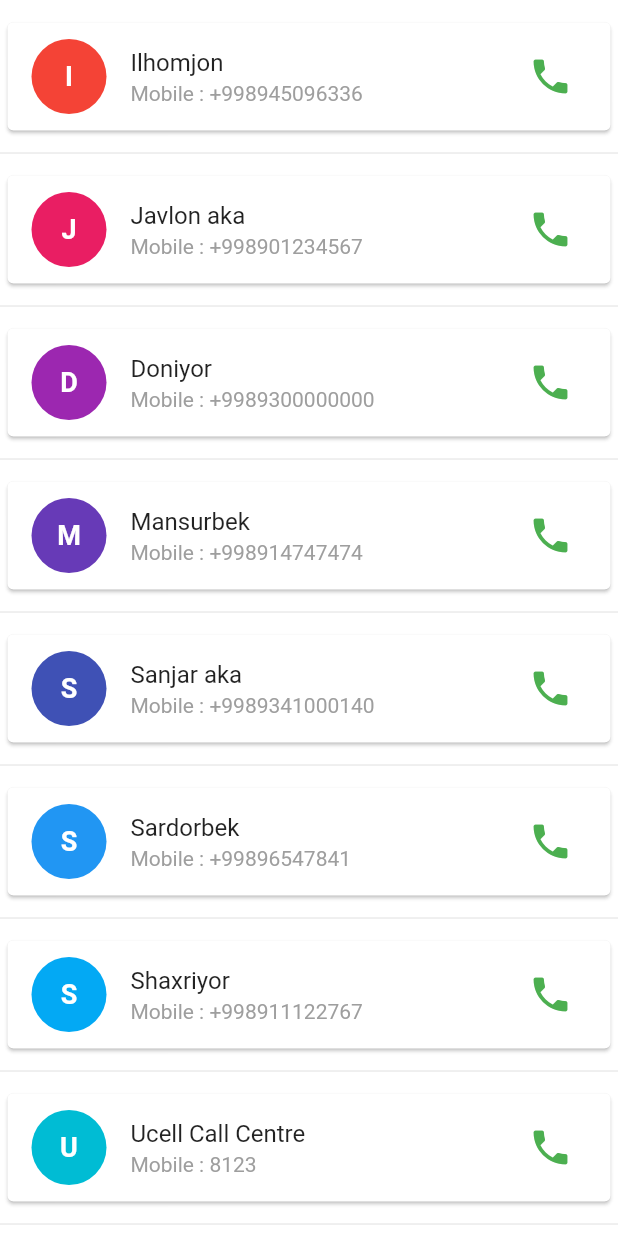
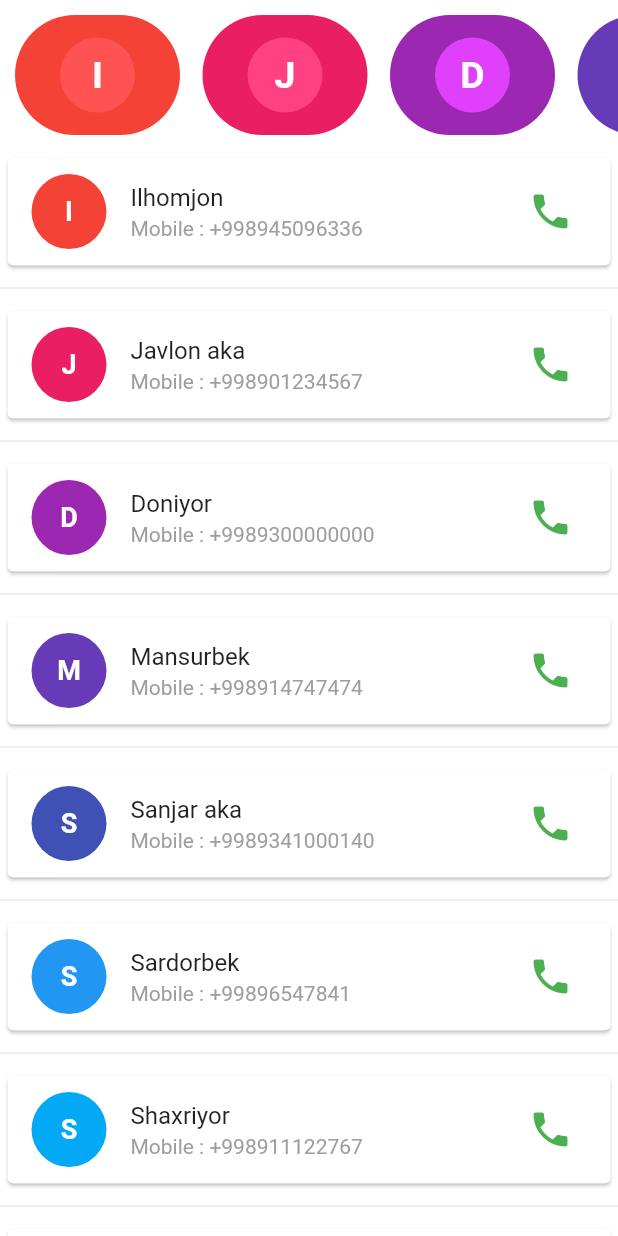
Before and after one commit to FayozbekJumabekov/Contact-App, a Flutter app: the ListviewPage screen opened by its route, on a phone screen of 412 x 824 dp. Run offline on Flutter 3.47's test engine with Material 2 defaults, Android fonts, the phone set to English and light mode, and no system bars; our stand-ins replace contacts_service, flutter_spinkit, permission_handler.

Commit message:
listview ui upgrade

```diff
--- a/lib/pages/listview_page.dart
+++ b/lib/pages/listview_page.dart
@@ -10,11 +10,20 @@ class ListviewPage extends StatefulWidget {
   _ListviewPageState createState() => _ListviewPageState();
 }
 
-class _ListviewPageState extends State<ListviewPage>
-{
+class _ListviewPageState extends State<ListviewPage> {
   List<Color> colorList = Colors.primaries;
 
   List<Contact> contactList = [
+    Contact("Ilhomjon", "+998945096336"),
+    Contact("Javlon aka", "+998901234567"),
+    Contact("Doniyor", "+9989300000000"),
+    Contact("Mansurbek", "+998914747474"),
+    Contact("Sanjar aka", "+9989341000140"),
+    Contact("Sardorbek", "+99896547841"),
+    Contact("Shaxriyor", "+998911122767"),
+    Contact("Ucell Call Centre", "8123"),
+    Contact("PDP Call Centre", "+998787774747"),
+    Contact("My number", "+998930000342"),
     Contact("Ilhomjon", "+998945096336"),
     Contact("Javlon aka", "+998901234567"),
     Contact("Doniyor", "+9989300000000"),
@@ -31,21 +40,36 @@ class _ListviewPageState extends State<ListviewPage>
   Widget build(BuildContext context) {
     return Scaffold(
       backgroundColor: Colors.white,
-
-      body: Container(
-        margin: EdgeInsets.only(top: 10),
-          width: MediaQuery.of(context).size.width,
-          child: ListView.separated(
-
-              itemCount: contactList.length,
-              itemBuilder: (context, index) {
-                return contact_Item(index);
-              }, separatorBuilder: (BuildContext context, int index) {return Divider(height: 20,); },)),
+      body: ListView(
+        children: [
+          SizedBox(
+            height: 100,
+            child: ListView.builder(
+                scrollDirection: Axis.horizontal,
+                itemCount: contactList.length,
+                itemBuilder: (context, index) {
+                  return contact_Item_horizontal(index);
+                }),
+          ),
+          ListView.separated(
+            shrinkWrap: true,
+            physics: const ClampingScrollPhysics(),
+            itemCount: contactList.length,
+            itemBuilder: (context, index) {
+              return contact_Item_vertical(index);
+            },
+            separatorBuilder: (BuildContext context, int index) {
+              return Divider(
+                height: 20,
+              );
+            },
+          ),
+        ],
+      ),
     );
   }
 
-
-  Widget contact_Item(int index) {
+  Widget contact_Item_vertical(int index) {
     return Card(
         margin: EdgeInsets.only(top: 5, bottom: 5, left: 5, right: 5),
         elevation: 1,
@@ -78,6 +102,34 @@ class _ListviewPageState extends State<ListviewPage>
           ),
         ));
   }
+
+  Widget contact_Item_horizontal(int index) {
+    return Container(
+      margin: EdgeInsets.fromLTRB(10, 10, 5, 10),
+      width: 110,
+      height: 80,
+      decoration: BoxDecoration(
+          color: colorList[index % 16],
+          borderRadius: BorderRadius.circular(50)),
+      child: Column(
+        mainAxisAlignment: MainAxisAlignment.center,
+        crossAxisAlignment: CrossAxisAlignment.center,
+        children: [
+          CircleAvatar(
+            backgroundColor: Colors.accents[index%16],
+            radius: 25,
+            child: Text(
+              contactList[index].name[0],
+              style: TextStyle(
+                  fontWeight: FontWeight.bold,
+                  fontSize: 25,
+                  color: Colors.white),
+            ),
+          )
+        ],
+      ),
+    );
+  }
 }
 
 class Contact {
```
